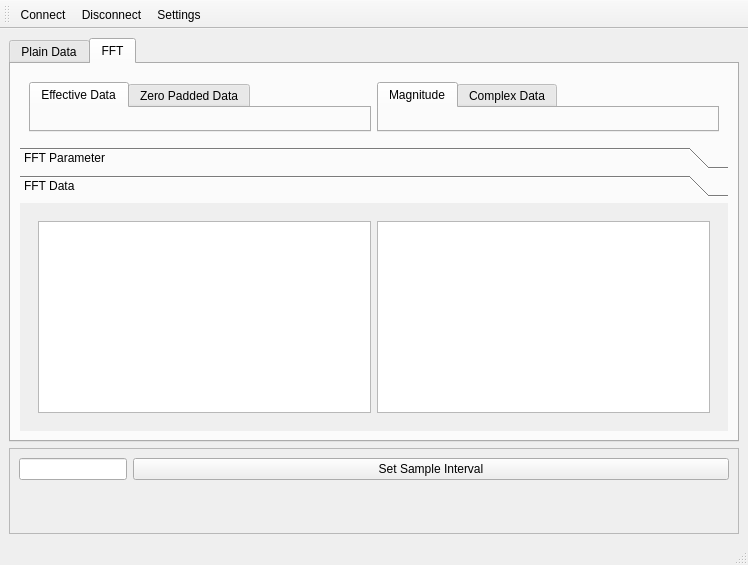
UbiquitousComputingSS14/HeartRateMonitor, file ui/MainWindow.ui: the form before one commit.
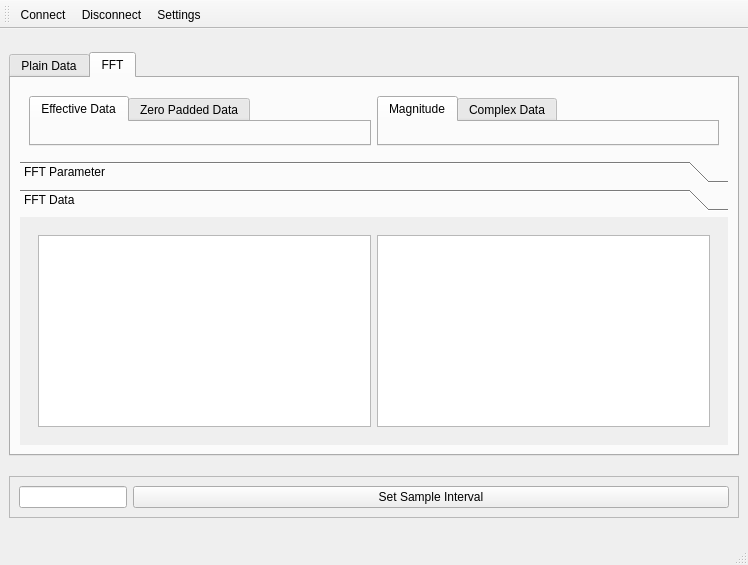
The form after the commit. The open tabs and pages were chosen to show the change. Icons and pictures are not drawn.

The edit to the form file:
```diff
--- a/ui/MainWindow.ui
+++ b/ui/MainWindow.ui
@@ -10,6 +10,12 @@
     <height>565</height>
    </rect>
   </property>
+  <property name="sizePolicy">
+   <sizepolicy hsizetype="Expanding" vsizetype="Expanding">
+    <horstretch>0</horstretch>
+    <verstretch>0</verstretch>
+   </sizepolicy>
+  </property>
   <property name="windowTitle">
    <string>Heart Rate Monitor</string>
   </property>
@@ -18,7 +24,7 @@
     <item>
      <widget class="QTabWidget" name="tabWidget">
       <property name="sizePolicy">
-       <sizepolicy hsizetype="Preferred" vsizetype="Preferred">
+       <sizepolicy hsizetype="Preferred" vsizetype="Maximum">
         <horstretch>0</horstretch>
         <verstretch>0</verstretch>
        </sizepolicy>
@@ -306,6 +312,12 @@
           <layout class="QHBoxLayout" name="horizontalLayout_4">
            <item>
             <widget class="QTabWidget" name="tabWidget_2">
+             <property name="maximumSize">
+              <size>
+               <width>16777215</width>
+               <height>300</height>
+              </size>
+             </property>
              <property name="currentIndex">
               <number>1</number>
              </property>
@@ -333,6 +345,12 @@
            </item>
            <item>
             <widget class="QTabWidget" name="tabWidget_3">
+             <property name="maximumSize">
+              <size>
+               <width>16777215</width>
+               <height>300</height>
+              </size>
+             </property>
              <property name="currentIndex">
               <number>1</number>
              </property>
@@ -820,7 +838,7 @@
     <item>
      <widget class="QFrame" name="frame_4">
       <property name="sizePolicy">
-       <sizepolicy hsizetype="Preferred" vsizetype="Preferred">
+       <sizepolicy hsizetype="Minimum" vsizetype="Maximum">
         <horstretch>0</horstretch>
         <verstretch>0</verstretch>
        </sizepolicy>
```
Left out of the diff: 12 changed lines with no effect on the pictures.
